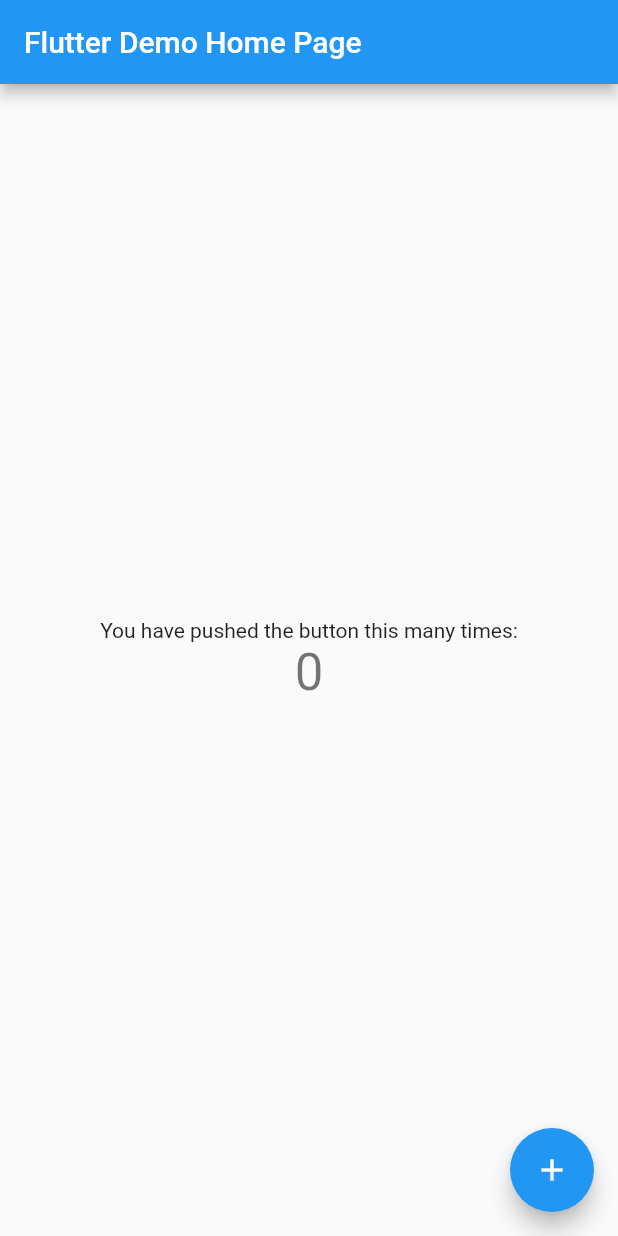
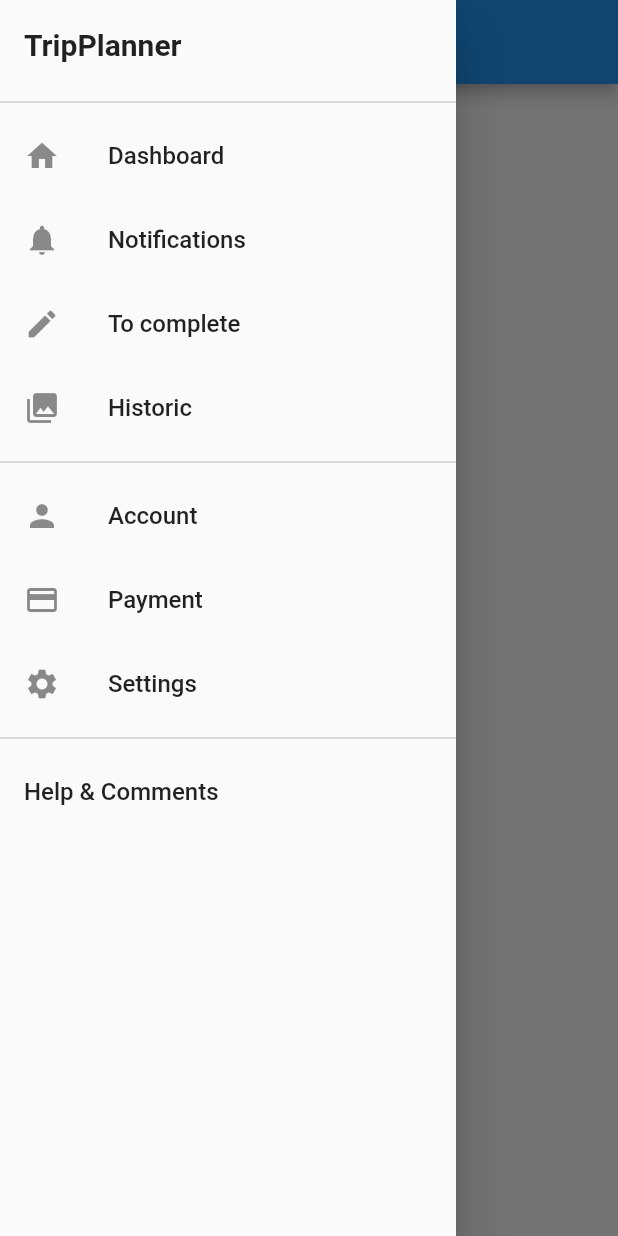
Before and after one commit to JCarri14/TripPlannerApp, a Flutter app: the screen it shows after launch, with the side drawer open (before the commit the screen has no drawer), on a phone screen of 412 x 824 dp. Run offline on Flutter 3.47's test engine with Material 2 defaults, Android fonts, the phone set to English and light mode, and no system bars.

Commit message:
feat: Main drawer ui implementation

```diff
--- a/lib/main.dart
+++ b/lib/main.dart
@@ -1,4 +1,7 @@
 import 'package:flutter/material.dart';
+import './pages/splash_page.dart';
+import './pages/unkown_page.dart';
+import './pages/home_page.dart';
 
 void main() {
   runApp(MyApp());
@@ -9,109 +12,19 @@ class MyApp extends StatelessWidget {
   @override
   Widget build(BuildContext context) {
     return MaterialApp(
-      title: 'Flutter Demo',
+      debugShowCheckedModeBanner: false,
+      title: 'TripPlanner',
       theme: ThemeData(
-        // This is the theme of your application.
-        //
-        // Try running your application with "flutter run". You'll see the
-        // application has a blue toolbar. Then, without quitting the app, try
-        // changing the primarySwatch below to Colors.green and then invoke
-        // "hot reload" (press "r" in the console where you ran "flutter run",
-        // or simply save your changes to "hot reload" in a Flutter IDE).
-        // Notice that the counter didn't reset back to zero; the application
-        // is not restarted.
         primarySwatch: Colors.blue,
-        // This makes the visual density adapt to the platform that you run
-        // the app on. For desktop platforms, the controls will be smaller and
-        // closer together (more dense) than on mobile platforms.
         visualDensity: VisualDensity.adaptivePlatformDensity,
       ),
-      home: MyHomePage(title: 'Flutter Demo Home Page'),
+      home: HomePage(),
+      routes: {
+        HomePage.routeName: (ctx) => HomePage(),
+      },
+      onUnknownRoute: (settings) {
+        return MaterialPageRoute(builder: (_) => UnkownPage());
+      },
     );
   }
 }
-
-class MyHomePage extends StatefulWidget {
-  MyHomePage({Key key, this.title}) : super(key: key);
-
-  // This widget is the home page of your application. It is stateful, meaning
-  // that it has a State object (defined below) that contains fields that affect
-  // how it looks.
-
-  // This class is the configuration for the state. It holds the values (in this
-  // case the title) provided by the parent (in this case the App widget) and
-  // used by the build method of the State. Fields in a Widget subclass are
-  // always marked "final".
-
-  final String title;
-
-  @override
-  _MyHomePageState createState() => _MyHomePageState();
-}
-
-class _MyHomePageState extends State<MyHomePage> {
-  int _counter = 0;
-
-  void _incrementCounter() {
-    setState(() {
-      // This call to setState tells the Flutter framework that something has
-      // changed in this State, which causes it to rerun the build method below
-      // so that the display can reflect the updated values. If we changed
-      // _counter without calling setState(), then the build method would not be
-      // called again, and so nothing would appear to happen.
-      _counter++;
-    });
-  }
-
-  @override
-  Widget build(BuildContext context) {
-    // This method is rerun every time setState is called, for instance as done
-    // by the _incrementCounter method above.
-    //
-    // The Flutter framework has been optimized to make rerunning build methods
-    // fast, so that you can just rebuild anything that needs updating rather
-    // than having to individually change instances of widgets.
-    return Scaffold(
-      appBar: AppBar(
-        // Here we take the value from the MyHomePage object that was created by
-        // the App.build method, and use it to set our appbar title.
-        title: Text(widget.title),
-      ),
-      body: Center(
-        // Center is a layout widget. It takes a single child and positions it
-        // in the middle of the parent.
-        child: Column(
-          // Column is also a layout widget. It takes a list of children and
-          // arranges them vertically. By default, it sizes itself to fit its
-          // children horizontally, and tries to be as tall as its parent.
-          //
-          // Invoke "debug painting" (press "p" in the console, choose the
-          // "Toggle Debug Paint" action from the Flutter Inspector in Android
-          // Studio, or the "Toggle Debug Paint" command in Visual Studio Code)
-          // to see the wireframe for each widget.
-          //
-          // Column has various properties to control how it sizes itself and
-          // how it positions its children. Here we use mainAxisAlignment to
-          // center the children vertically; the main axis here is the vertical
-          // axis because Columns are vertical (the cross axis would be
-          // horizontal).
-          mainAxisAlignment: MainAxisAlignment.center,
-          children: <Widget>[
-            Text(
-              'You have pushed the button this many times:',
-            ),
-            Text(
-              '$_counter',
-              style: Theme.of(context).textTheme.headline4,
-            ),
-          ],
-        ),
-      ),
-      floatingActionButton: FloatingActionButton(
-        onPressed: _incrementCounter,
-        tooltip: 'Increment',
-        child: Icon(Icons.add),
-      ), // This trailing comma makes auto-formatting nicer for build methods.
-    );
-  }
-}
--- /dev/null
+++ b/lib/pages/home_page.dart
@@ -0,0 +1,19 @@
+import 'package:flutter/material.dart';
+
+import '../widgets/main_drawer.dart';
+
+class HomePage extends StatelessWidget {
+  static const routeName = '/home';
+  @override
+  Widget build(BuildContext context) {
+    return Scaffold(
+      appBar: AppBar(
+        title: Text('Home'),
+      ),
+      drawer: MainDrawer(),
+      body: SafeArea(
+        child: Container(),
+      ),
+    );
+  }
+}
--- /dev/null
+++ b/lib/pages/splash_page.dart
@@ -0,0 +1,12 @@
+import 'package:flutter/material.dart';
+
+class SplashPage extends StatelessWidget {
+  @override
+  Widget build(BuildContext context) {
+    return Scaffold(
+      body: Center(
+        child: Text('Splash Page')
+      ),
+    );
+  }
+}
--- /dev/null
+++ b/lib/pages/unkown_page.dart
@@ -0,0 +1,16 @@
+import 'package:flutter/material.dart';
+
+class UnkownPage extends StatelessWidget {
+  @override
+  Widget build(BuildContext context) {
+    return Scaffold(
+      body: SafeArea(
+        child: Container(
+          child: Center(
+            child: Text('Ooops...')
+          ),
+        ),
+      ),
+    );
+  }
+}
--- /dev/null
+++ b/lib/widgets/main_drawer.dart
@@ -0,0 +1,63 @@
+import 'package:flutter/material.dart';
+
+class MainDrawer extends StatelessWidget {
+  Widget _createListItem(String title, IconData icon, Function tapHandler) {
+    return ListTile(
+      leading: icon != null ? Icon(icon, size: 24) : null,
+      title: Text(
+        title,
+        style: TextStyle(
+          fontSize: 16,
+        ),
+      ),
+      onTap: tapHandler,
+    );
+  }
+
+  @override
+  Widget build(BuildContext context) {
+    return SafeArea(
+      child: Drawer(
+        child: SingleChildScrollView(
+          child: Column(
+            children: [
+              Container(
+                height: 60,
+                width: double.infinity,
+                padding: EdgeInsets.all(16),
+                alignment: Alignment.centerLeft,
+                child: Text(
+                  'TripPlanner',
+                  style: TextStyle(
+                    fontSize: 20,
+                    fontWeight: FontWeight.bold
+                  )),
+              ),
+              Divider(
+                color: Colors.grey,
+                thickness: 0.5,
+              ),
+              _createListItem('Dashboard', Icons.home, () {}),
+              _createListItem('Notifications', Icons.notifications, () {}),
+              _createListItem('To complete', Icons.edit, () {}),
+              _createListItem('Historic', Icons.collections, () {}),
+              Divider(
+                color: Colors.grey,
+                thickness: 0.5,
+              ),
+              _createListItem('Account', Icons.person, () {}),
+              _createListItem('Payment', Icons.payment, () {}),
+              _createListItem('Settings', Icons.settings, () {}),
+              Divider(
+                color: Colors.grey,
+                thickness: 0.5,
+              ),
+              _createListItem('Help & Comments', null, () {}),
+
+            ],
+          ),
+        ),
+      ),
+    );
+  }
+}
--- a/pubspec.yaml
+++ b/pubspec.yaml
@@ -23,6 +23,7 @@ environment:
 dependencies:
   flutter:
     sdk: flutter
+  provider: ^4.3.2+3
 
 
   # The following adds the Cupertino Icons font to your application.
```
Also changed, not shown: pubspec.lock.
